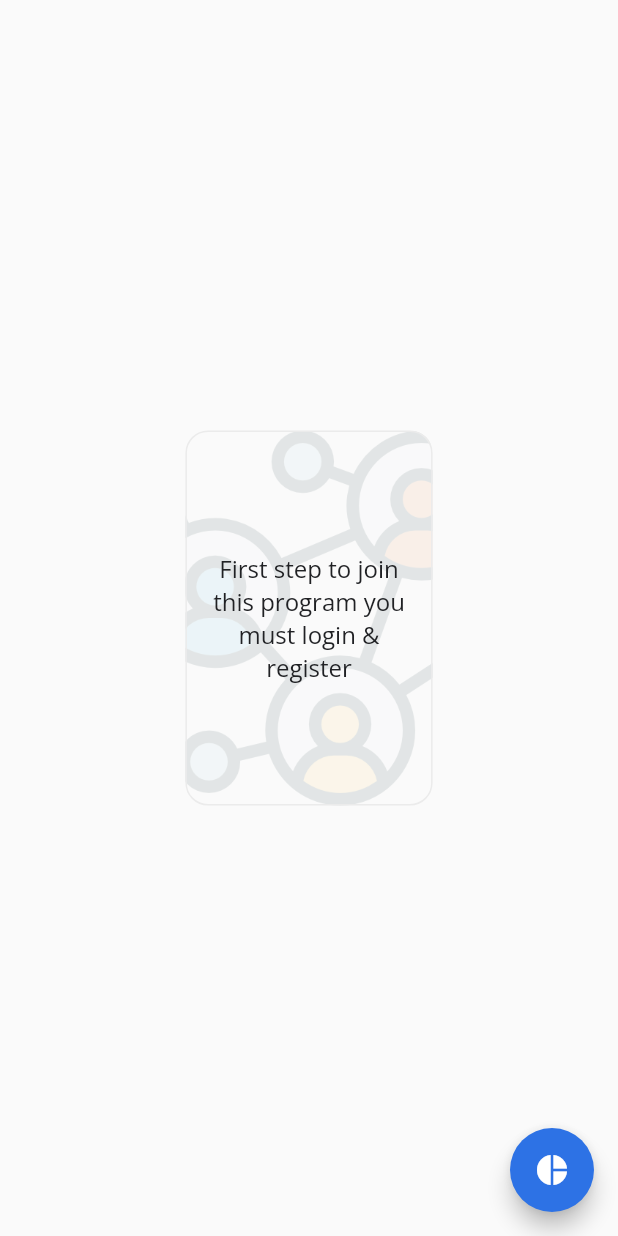
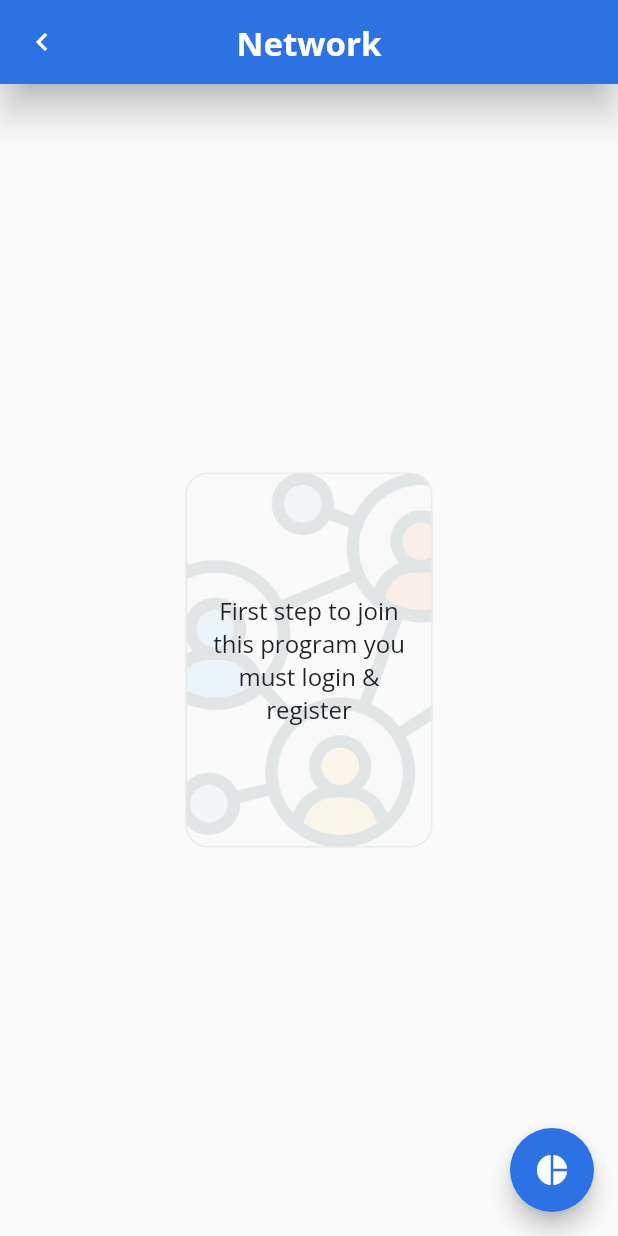
Before and after one commit to ashishbeck-zeeve/zeeve-mobile-app, a Flutter app: the ExplorePage screen opened directly, after a tap on "Networks", on a phone screen of 412 x 824 dp. Run offline on Flutter 3.47's test engine with Material 2 defaults, Android fonts, the phone set to English and light mode, and no system bars; our stand-ins replace auth_buttons, carousel_slider, curved_navigation_bar, fl_chart, flutter_secure_storage, flutter_speed_dial and 4 more; accounts and stored records are empty.

Commit message:
Some basic changes

```diff
--- a/app_ui/lib/src/widgets/drawer.dart
+++ b/app_ui/lib/src/widgets/drawer.dart
@@ -1,4 +1,5 @@
 import 'package:app_ui/app_ui.dart';
+import 'package:app_ui/src/colors.dart';
 import 'package:flutter/material.dart';
 
 /// {@template drawer}
@@ -27,7 +28,10 @@ class MyDrawer extends StatelessWidget {
             const UserAccountsDrawerHeader(
               accountName: Text('John Doe'),
               accountEmail: Text('john@doe.com'),
-              currentAccountPicture: CircleAvatar(child: Text('JD')),
+              currentAccountPicture: CircleAvatar(
+                child: Text('JD'),
+                backgroundColor: ZeeveColors.secondary,
+              ),
               decoration: BoxDecoration(color: ZeeveColors.primary),
             ),
             const Spacer(),
--- a/lib/features/endpoints/view/endpoints_page.dart
+++ b/lib/features/endpoints/view/endpoints_page.dart
@@ -18,6 +18,7 @@ class EndpointsPage extends StatelessWidget {
         ChangeNotifierProvider(create: (_) => EndpointsNotifier()),
       ],
       child: Scaffold(
+        appBar: CommonWidgets.appBar(context, 'Endpoints'),
         floatingActionButton: FloatingActionButton(
             child: const Icon(Icons.polyline_outlined),
             onPressed: () => Navigator.push(
--- a/lib/features/networks/view/networks_page.dart
+++ b/lib/features/networks/view/networks_page.dart
@@ -19,6 +19,10 @@ class NetworksPage extends StatelessWidget {
         ChangeNotifierProvider(create: (_) => NetworksNotifier()),
       ],
       child: Scaffold(
+        appBar: CommonWidgets.appBar(
+          context,
+          'Network',
+        ),
         floatingActionButton: FloatingActionButton(
             child: const Icon(Icons.pie_chart),
             onPressed: () => Navigator.push(
--- a/lib/pages/explore.dart
+++ b/lib/pages/explore.dart
@@ -5,6 +5,7 @@ import 'package:zeeve/features/marketplace/marketplace.dart';
 import 'package:zeeve/features/networks/networks.dart';
 import 'package:zeeve/features/settings/settings.dart';
 import 'package:zeeve/features/workspace/workspace.dart';
+import 'package:zeeve/features/zdfs/zdfs.dart';
 import 'package:zeeve/models/drawer_page.dart';
 
 class ExplorePage extends StatefulWidget {
@@ -44,6 +45,11 @@ class _ExplorePageState extends State<ExplorePage> {
         page: const EndpointsPage(),
       ),
       DrawerPage(
+        title: 'ZDFS',
+        icon: const Icon(Icons.folder_special, color: ZeeveColors.primary),
+        page: const ZdfsPage(),
+      ),
+      DrawerPage(
         title: 'Settings',
         icon: const Icon(Icons.settings, color: ZeeveColors.primary),
         page: const SettingsPage(),
--- a/pubspec.yaml
+++ b/pubspec.yaml
@@ -31,6 +31,11 @@ dependencies:
   flutter_secure_storage: ^5.0.2
   curved_navigation_bar: ^1.0.3
   toggle_switch: ^2.0.1
+  persistent_bottom_nav_bar: ^4.0.2
+
+  # utils
+  carousel_slider: any
+  url_launcher: any
 
 dev_dependencies:
   flutter_test:
```
